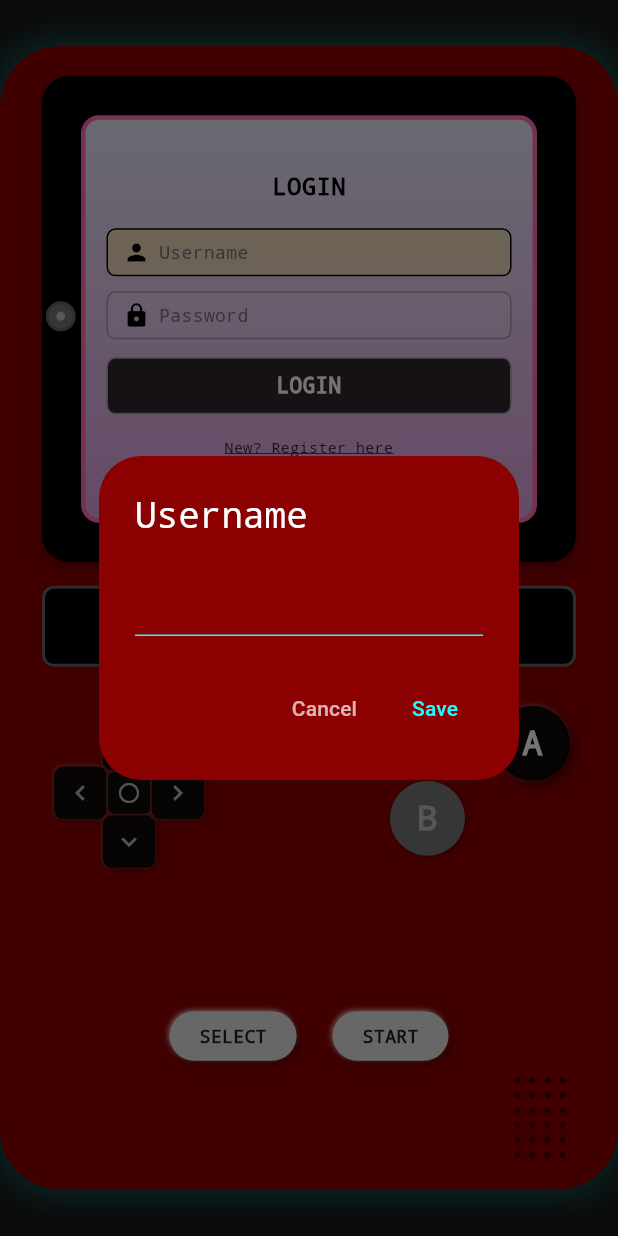
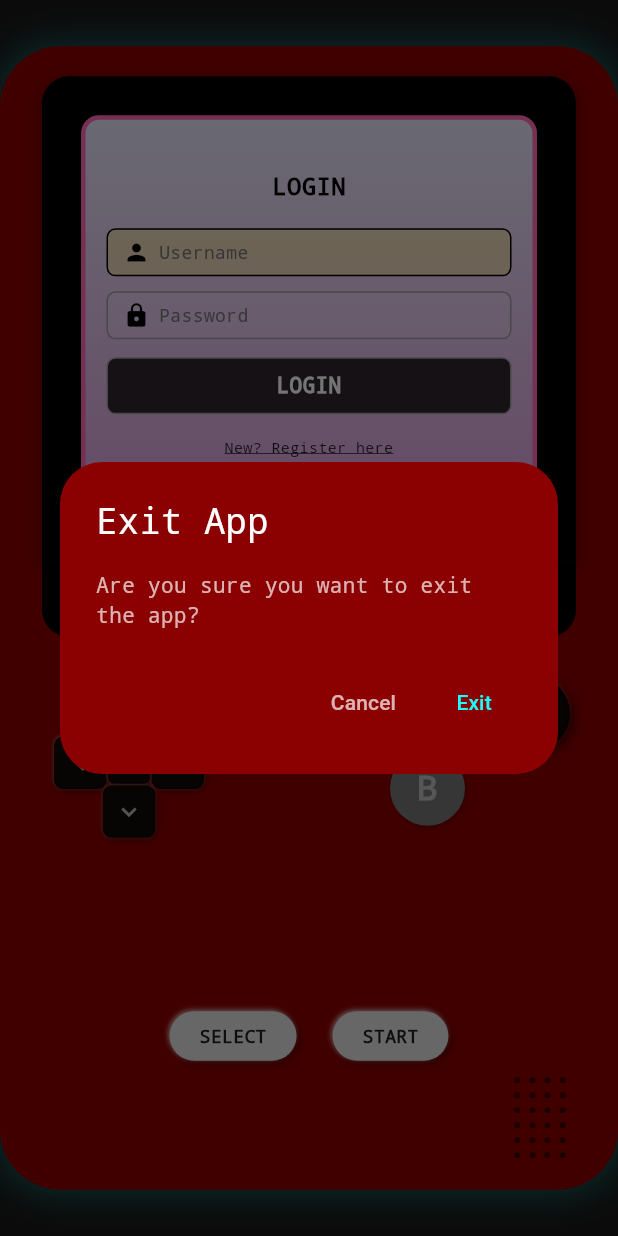
Before and after one commit to rudradogra/Gameboy_app, a Flutter app: the LoginScreen screen opened directly, after a tap on "START", on a phone screen of 412 x 824 dp. Run offline on Flutter 3.47's test engine with Material 3 defaults, Android fonts, the phone set to English and light mode, and no system bars; network calls fail.

Commit message:
removed power button and added functionality to d pad

```diff
--- a/lib/screens/login_screen.dart
+++ b/lib/screens/login_screen.dart
@@ -6,7 +6,6 @@ import '../widgets/gameboy_pill_button.dart';
 import '../widgets/gameboy_speaker_dots.dart';
 import '../widgets/gameboy_logo.dart';
 import '../widgets/gameboy_controls_popup.dart';
-import '../widgets/gameboy_power_button.dart';
 import 'register_screen.dart';
 import 'homepage.dart';
 
@@ -35,6 +34,10 @@ class _LoginScreenState extends State<LoginScreen> {
           break;
         case 'down':
           selectedField = (selectedField + 1) % menuItems.length;
+          break;
+        case 'center':
+          // Handle login when center is pressed
+          _handleAButton();
           break;
       }
     });
@@ -66,6 +69,37 @@ class _LoginScreenState extends State<LoginScreen> {
         );
         break;
     }
+  }
+
+  void _handleLogout() {
+    showDialog(
+      context: context,
+      builder: (context) => AlertDialog(
+        backgroundColor: Color(0xFF8B0000),
+        title: Text(
+          'Exit App',
+          style: TextStyle(color: Colors.white, fontFamily: 'monospace'),
+        ),
+        content: Text(
+          'Are you sure you want to exit the app?',
+          style: TextStyle(color: Colors.white70, fontFamily: 'monospace'),
+        ),
+        actions: [
+          TextButton(
+            onPressed: () => Navigator.pop(context),
+            child: Text('Cancel', style: TextStyle(color: Colors.white70)),
+          ),
+          TextButton(
+            onPressed: () {
+              Navigator.pop(context);
+              // Exit the app
+              Navigator.of(context).popUntil((route) => route.isFirst);
+            },
+            child: Text('Exit', style: TextStyle(color: Colors.cyanAccent)),
+          ),
+        ],
+      ),
+    );
   }
 
   void _showInputDialog(
@@ -306,24 +340,9 @@ class _LoginScreenState extends State<LoginScreen> {
                   padding: const EdgeInsets.symmetric(horizontal: 28.0),
                   child: AspectRatio(
                     aspectRatio: 1.1,
-                    child: Stack(
-                      children: [
-                        // GameBoy Screen (full width)
-                        GameboyScreen(child: _buildLoginForm()),
-                        // Power button (positioned at top-left inside border)
-                        Positioned(
-                          left: 2.5,
-                          top: 150.0,
-                          child: GameboyPowerButton(
-                            isActive: false, // Inactive on login screen
-                            onPressed: null,
-                          ),
-                        ),
-                      ],
-                    ),
+                    child: GameboyScreen(child: _buildLoginForm()),
                   ),
                 ),
-                const SizedBox(height: 16),
                 // GameBoy Logo in black border container
                 Padding(
                   padding: const EdgeInsets.symmetric(horizontal: 28.0),
@@ -390,10 +409,10 @@ class _LoginScreenState extends State<LoginScreen> {
                           GameboyControlsPopup.show(context, {
                             '↑ ↓': 'Navigate menu items',
                             '← →': 'Not used',
-                            'CENTER': 'Not used',
+                            'CENTER': 'Select/Login',
                             'A': 'Select/Login',
                             'B': 'Disabled (grayed out)',
-                            'START': 'Login',
+                            'START': 'Exit App',
                             'SELECT': 'Show controls (this popup)',
                           });
                         },
@@ -401,7 +420,7 @@ class _LoginScreenState extends State<LoginScreen> {
                       const SizedBox(width: 24),
                       GameboyPillButton(
                         label: 'START',
-                        onPressed: _handleAButton,
+                        onPressed: _handleLogout,
                       ),
                     ],
                   ),
--- a/lib/widgets/gameboy_logo.dart
+++ b/lib/widgets/gameboy_logo.dart
@@ -10,8 +10,11 @@ class GameboyLogo extends StatelessWidget {
       padding: const EdgeInsets.symmetric(vertical: 12, horizontal: 16),
       decoration: BoxDecoration(
         color: Colors.black,
-        borderRadius: BorderRadius.circular(8),
-        border: Border.all(color: Colors.grey[700]!, width: 2),
+        borderRadius: BorderRadius.only(
+          // Matches screen bottom radius
+          bottomLeft: Radius.circular(18),
+          bottomRight: Radius.circular(18),
+        ),
       ),
       child: Text(
         'GAME BOY',
--- a/lib/widgets/gameboy_screen.dart
+++ b/lib/widgets/gameboy_screen.dart
@@ -9,7 +9,10 @@ class GameboyScreen extends StatelessWidget {
     return Container(
       decoration: BoxDecoration(
         color: Colors.black,
-        borderRadius: BorderRadius.circular(18),
+        borderRadius: BorderRadius.only(
+          topLeft: Radius.circular(18), // Matches screen bottom radius
+          topRight: Radius.circular(18), // Matches screen bottom radius
+        ),
         border: Border.all(color: Colors.black, width: 16), // Increased border
         boxShadow: [
           BoxShadow(
```
Also changed, not shown: lib/screens/edit_profile_screen.dart (+15 -20 lines), lib/screens/homepage.dart (+11 -26 lines), lib/screens/register_screen.dart (+15 -20 lines).
